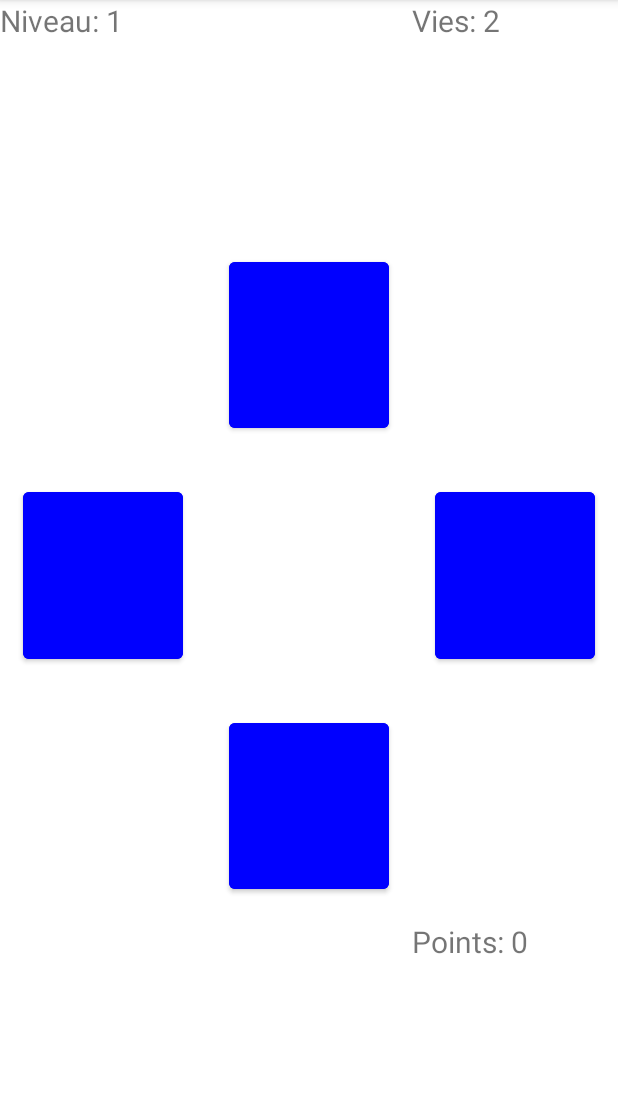
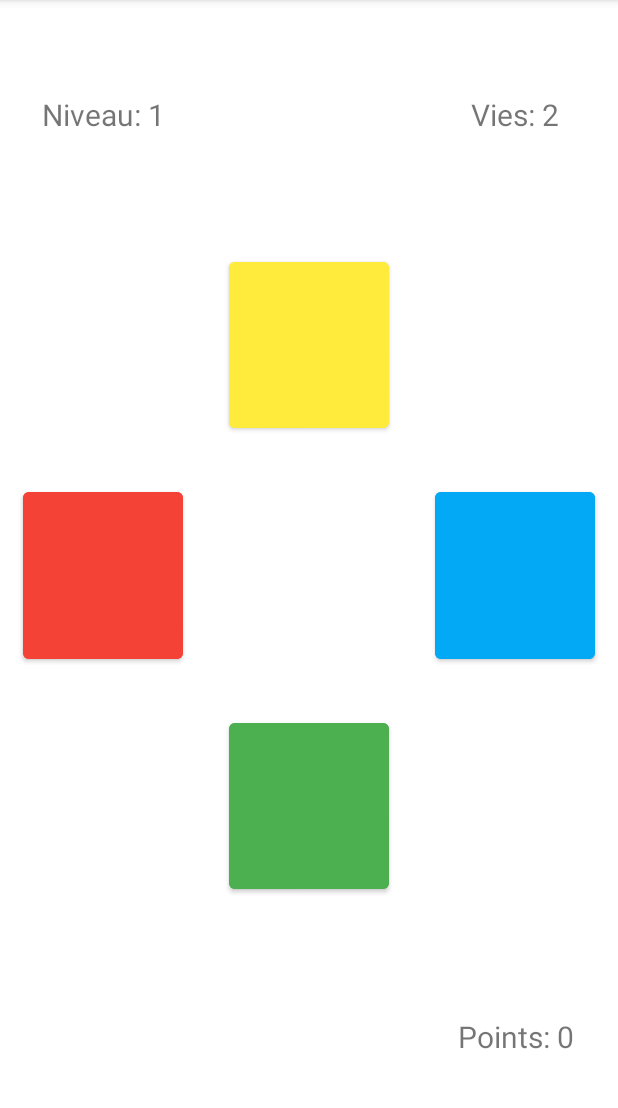
Before and after one commit to NinoLS/projet_color_memory, an Android app: the difficultyStart screen opened directly, with no data from a screen before it, on a phone screen of 412 x 824 dp, the part 84-1192 px from its top. Run offline under Robolectric (Android 15) with nearby library versions, the phone set to English and light mode, and no system bars.

Commit message:
Add : buttons colors ok

```diff
--- a/app/src/main/java/com/example/colormemory/difficultyStart.java
+++ b/app/src/main/java/com/example/colormemory/difficultyStart.java
@@ -5,7 +5,10 @@ import androidx.appcompat.app.AppCompatActivity;
 import android.annotation.SuppressLint;
 import android.app.Activity;
 import android.content.Intent;
+import android.content.res.ColorStateList;
 import android.graphics.Color;
+import android.graphics.drawable.ColorDrawable;
+import android.graphics.drawable.Drawable;
 import android.os.Bundle;
 import android.os.CountDownTimer;
 import android.view.View;
@@ -30,6 +33,7 @@ public class difficultyStart extends AppCompatActivity {
 
     //jeu
     Button[] btns;
+    int[] btns_colors;
     int[] btns_ids;
     Byte[] random_sequence;
     Byte[] pressed_sequence;
@@ -42,7 +46,7 @@ public class difficultyStart extends AppCompatActivity {
     @Override
     protected void onCreate(Bundle savedInstanceState) {
         super.onCreate(savedInstanceState);
-        setContentView(R.layout.activity_difficulty_facile);
+        setContentView(R.layout.activity_difficulty);
 
         //parametre diffculte
         Intent intent = getIntent();
@@ -78,6 +82,18 @@ public class difficultyStart extends AppCompatActivity {
         btns_ids[6] = R.id.btn_haut_droit;
         btns_ids[5] = R.id.btn_haut_gauche;
         btns_ids[9] = R.id.btn_bas_droit;
+
+        btns_colors = new int[10];
+        btns_colors[0] = Color.rgb(76,175,80);
+        btns_colors[1] = Color.rgb(255,235,59);
+        btns_colors[2] = Color.rgb(244,67,54);
+        btns_colors[3] = Color.rgb(3,169,244);
+        btns_colors[4] = Color.rgb(138,49,49);
+        btns_colors[7] = Color.rgb(119,119,119);
+        btns_colors[8] = Color.rgb(185,38,195);
+        btns_colors[6] = Color.rgb(103,58,183);
+        btns_colors[5] = Color.rgb(255,152,0);
+        btns_colors[9] = Color.rgb(9,213,193);
 
         startDifficulty();
     }
@@ -172,7 +188,7 @@ public class difficultyStart extends AppCompatActivity {
 
                 @Override
                 public void onFinish() {
-                    btns[random_sequence[button_count]].setBackgroundColor(Color.BLUE);
+                    btns[random_sequence[button_count]].setBackgroundColor(btns_colors[random_sequence[button_count]]);
                     btns[random_sequence[button_count]].setText("");
                     switchOnBouton(button_count+1);
 
@@ -285,7 +301,7 @@ public class difficultyStart extends AppCompatActivity {
             @Override
             public void onFinish() {
                 for(int b=0;b<btns.length;b++)
-                    btns[b].setBackgroundColor(Color.BLUE);
+                    btns[b].setBackgroundColor(btns_colors[b]);
                 if (success) {
                     n_MANCHE++;
                     startManche();
@@ -346,6 +362,7 @@ public class difficultyStart extends AppCompatActivity {
             btns[i].setEnabled(bool);
         }
     }
+    @SuppressLint("ResourceAsColor")
     public void displayButtons(int number)
     {
         btns = new Button[number];
@@ -353,7 +370,7 @@ public class difficultyStart extends AppCompatActivity {
         {
             btns[b] = findViewById(btns_ids[b]);
             btns[b].setVisibility(View.VISIBLE);
-            btns[b].setBackgroundColor(Color.BLUE);
+            btns[b].setBackgroundColor(btns_colors[b]);
         }
         setEnableButtons(false); //activer les boutons
     }
--- a/app/src/main/res/layout/activity_difficulty_facile.xml
+++ b/app/src/main/res/layout/activity_difficulty.xml
@@ -22,7 +22,8 @@
             app:layout_column="0"
             app:layout_columnWeight="1"
             app:layout_row="0"
-            app:layout_rowWeight="1" />
+            app:layout_rowWeight="1"
+            android:gravity="center"/>
 
 
         <TextView
@@ -34,7 +35,8 @@
             app:layout_column="2"
             app:layout_columnWeight="1"
             app:layout_row="0"
-            app:layout_rowWeight="1" />
+            app:layout_rowWeight="1"
+            android:gravity="center"/>
 
         <Button
             android:id="@+id/btn_haut_haut"
@@ -44,7 +46,7 @@
             app:layout_rowWeight="1"
             android:layout_margin="15dp"
             android:visibility="invisible"
-            android:backgroundTint="#0000FF"/>
+            android:backgroundTint="@color/my_brown"/>
         <Button
             android:id="@+id/btn_haut"
             app:layout_column="1"
@@ -52,7 +54,7 @@
             app:layout_row="1"
             app:layout_rowWeight="1"
             android:layout_margin="15dp"
-            android:backgroundTint="#0000FF"/>
+            android:backgroundTint="@color/my_yellow"/>
 
         <Button
             android:id="@+id/btn_haut_gauche"
@@ -62,7 +64,7 @@
             app:layout_rowWeight="1"
             android:layout_margin="15dp"
             android:visibility="invisible"
-            android:backgroundTint="#0000FF"/>
+            android:backgroundTint="@color/my_orange"/>
 
         <Button
             android:id="@+id/btn_haut_droit"
@@ -72,7 +74,7 @@
             app:layout_rowWeight="1"
             android:layout_margin="15dp"
             android:visibility="invisible"
-            android:backgroundTint="#0000FF" />
+            android:backgroundTint="@color/my_violet" />
 
         <Button
             android:id="@+id/btn_gauche"
@@ -81,17 +83,17 @@
             app:layout_row="2"
             app:layout_rowWeight="1"
             android:layout_margin="15dp"
-            android:backgroundTint="#0000FF" />
+            android:backgroundTint="@color/my_red" />
 
         <Button
             android:id="@+id/btn_bas_gauche"
+            android:layout_margin="15dp"
+            android:backgroundTint="@color/my_pink"
+            android:visibility="invisible"
             app:layout_column="0"
             app:layout_columnWeight="1"
             app:layout_row="3"
-            app:layout_rowWeight="1"
-            android:layout_margin="15dp"
-            android:visibility="invisible"
-            android:backgroundTint="#0000FF"/>
+            app:layout_rowWeight="1" />
 
         <Button
             android:id="@+id/btn_bas_droit"
@@ -101,7 +103,7 @@
             app:layout_rowWeight="1"
             android:layout_margin="15dp"
             android:visibility="invisible"
-            android:backgroundTint="#0000FF" />
+            android:backgroundTint="@color/my_blue_green" />
 
 
         <Button
@@ -111,7 +113,7 @@
             app:layout_row="2"
             app:layout_rowWeight="1"
             android:layout_margin="15dp"
-            android:backgroundTint="#0000FF"/>
+            android:backgroundTint="@color/my_blue"/>
 
         <Button
             android:id="@+id/btn_bas"
@@ -120,7 +122,7 @@
             app:layout_row="3"
             app:layout_rowWeight="1"
             android:layout_margin="15dp"
-            android:backgroundTint="#0000FF"/>
+            android:backgroundTint="@color/my_green"/>
 
         <Button
             android:id="@+id/btn_bas_bas"
@@ -130,7 +132,7 @@
             app:layout_rowWeight="1"
             android:layout_margin="15dp"
             android:visibility="invisible"
-            android:backgroundTint="#0000FF" />
+            android:backgroundTint="@color/my_grey" />
 
         <TextView
             android:id="@+id/tv_pointsManche"
@@ -141,7 +143,8 @@
             app:layout_column="2"
             app:layout_columnWeight="1"
             app:layout_row="4"
-            app:layout_rowWeight="1" />
+            app:layout_rowWeight="1"
+            android:gravity="center" />
 
     </androidx.gridlayout.widget.GridLayout>
 </androidx.constraintlayout.widget.ConstraintLayout>
--- a/app/src/main/res/values/colors.xml
+++ b/app/src/main/res/values/colors.xml
@@ -7,4 +7,16 @@
     <color name="teal_700">#FF018786</color>
     <color name="black">#FF000000</color>
     <color name="white">#FFFFFFFF</color>
+
+    <!-- My colors -->
+    <color name="my_yellow">#FFFFEB3B</color>
+    <color name="my_red">#FFF44336</color>
+    <color name="my_green">#FF4CAF50</color>
+    <color name="my_blue">#FF03A9F4</color>
+    <color name="my_orange">#FFFF9800</color>
+    <color name="my_violet">#FF673AB7</color>
+    <color name="my_brown">#FF8A3131</color>
+    <color name="my_pink">#FFB926C3</color>
+    <color name="my_blue_green">#FF09D5C1</color>
+    <color name="my_grey">#FF777777</color>
 </resources>
```
Also changed, not shown: app/src/main/res/layout/activity_difficulty_difficile.xml (deleted, +0 -65 lines).
